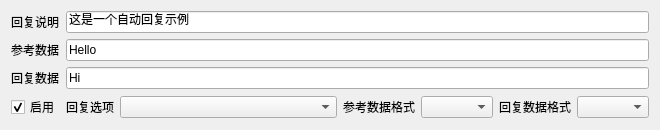
The window that src/page/other/autoresponse/SAKAutoResponseItemWidget.ui (x-tools-author/x-tools) describes before a commit, drawn with Qt 5.
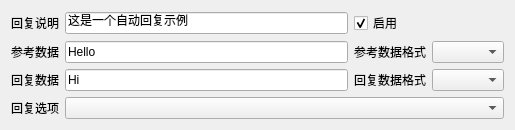
The same window after the commit.

```diff
--- a/src/page/other/autoresponse/SAKAutoResponseItemWidget.ui
+++ b/src/page/other/autoresponse/SAKAutoResponseItemWidget.ui
@@ -6,7 +6,7 @@
    <rect>
     <x>0</x>
     <y>0</y>
-    <width>660</width>
+    <width>515</width>
     <height>116</height>
    </rect>
   </property>
@@ -14,23 +14,6 @@
    <string>Form</string>
   </property>
   <layout class="QGridLayout" name="gridLayout">
-   <item row="3" column="0">
-    <widget class="QCheckBox" name="enableCheckBox">
-     <property name="text">
-      <string>启用</string>
-     </property>
-     <property name="checked">
-      <bool>true</bool>
-     </property>
-    </widget>
-   </item>
-   <item row="2" column="0">
-    <widget class="QLabel" name="label_3">
-     <property name="text">
-      <string>回复数据</string>
-     </property>
-    </widget>
-   </item>
    <item row="0" column="0">
     <widget class="QLabel" name="label">
      <property name="text">
@@ -38,6 +21,13 @@
      </property>
     </widget>
    </item>
+   <item row="0" column="1">
+    <widget class="QLineEdit" name="remarkLineEdit">
+     <property name="text">
+      <string>这是一个自动回复示例</string>
+     </property>
+    </widget>
+   </item>
    <item row="1" column="0">
     <widget class="QLabel" name="label_2">
      <property name="text">
@@ -45,7 +35,55 @@
      </property>
     </widget>
    </item>
-   <item row="3" column="2">
+   <item row="1" column="1">
+    <widget class="QLineEdit" name="referenceLineEdit">
+     <property name="text">
+      <string>Hello</string>
+     </property>
+    </widget>
+   </item>
+   <item row="1" column="2">
+    <widget class="QLabel" name="label_5">
+     <property name="text">
+      <string>参考数据格式</string>
+     </property>
+    </widget>
+   </item>
+   <item row="1" column="3">
+    <widget class="QComboBox" name="referenceDataFromatComboBox"/>
+   </item>
+   <item row="2" column="0">
+    <widget class="QLabel" name="label_3">
+     <property name="text">
+      <string>回复数据</string>
+     </property>
+    </widget>
+   </item>
+   <item row="2" column="1">
+    <widget class="QLineEdit" name="responseLineEdit">
+     <property name="text">
+      <string>Hi</string>
+     </property>
+    </widget>
+   </item>
+   <item row="2" column="2">
+    <widget class="QLabel" name="label_6">
+     <property name="text">
+      <string>回复数据格式</string>
+     </property>
+    </widget>
+   </item>
+   <item row="2" column="3">
+    <widget class="QComboBox" name="responseDataFormatComboBox"/>
+   </item>
+   <item row="3" column="0">
+    <widget class="QLabel" name="label_4">
+     <property name="text">
+      <string>回复选项</string>
+     </property>
+    </widget>
+   </item>
+   <item row="3" column="1" colspan="3">
     <widget class="QComboBox" name="optionComboBox">
      <property name="sizePolicy">
       <sizepolicy hsizetype="Expanding" vsizetype="Fixed">
@@ -55,51 +93,13 @@
      </property>
     </widget>
    </item>
-   <item row="3" column="5">
-    <widget class="QLabel" name="label_6">
+   <item row="0" column="2" colspan="2">
+    <widget class="QCheckBox" name="enableCheckBox">
      <property name="text">
-      <string>回复数据格式</string>
+      <string>启用</string>
      </property>
-    </widget>
-   </item>
-   <item row="3" column="1">
-    <widget class="QLabel" name="label_4">
-     <property name="text">
-      <string>回复选项</string>
-     </property>
-    </widget>
-   </item>
-   <item row="3" column="4">
-    <widget class="QComboBox" name="referenceDataFromatComboBox"/>
-   </item>
-   <item row="3" column="3">
-    <widget class="QLabel" name="label_5">
-     <property name="text">
-      <string>参考数据格式</string>
-     </property>
-    </widget>
-   </item>
-   <item row="3" column="6">
-    <widget class="QComboBox" name="responseDataFormatComboBox"/>
-   </item>
-   <item row="2" column="1" colspan="6">
-    <widget class="QLineEdit" name="responseLineEdit">
-     <property name="text">
-      <string>Hi</string>
-     </property>
-    </widget>
-   </item>
-   <item row="1" column="1" colspan="6">
-    <widget class="QLineEdit" name="referenceLineEdit">
-     <property name="text">
-      <string>Hello</string>
-     </property>
-    </widget>
-   </item>
-   <item row="0" column="1" colspan="6">
-    <widget class="QLineEdit" name="remarkLineEdit">
-     <property name="text">
-      <string>这是一个自动回复示例</string>
+     <property name="checked">
+      <bool>true</bool>
      </property>
     </widget>
    </item>
```
